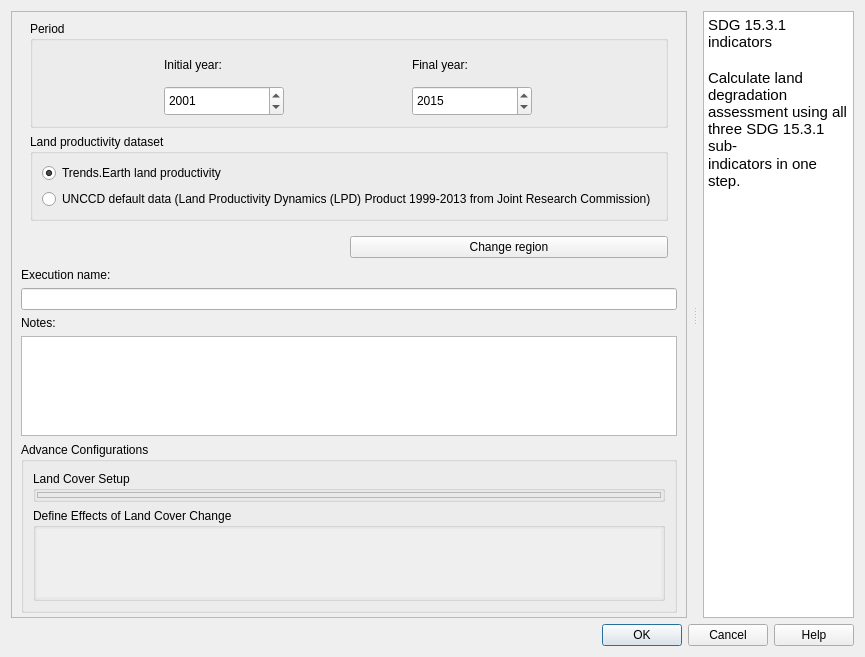
Before: the Qt Designer form LDMP/gui/DlgCalculateOneStep.ui in ConservationInternational/trends.earth, drawn with Qt 5.
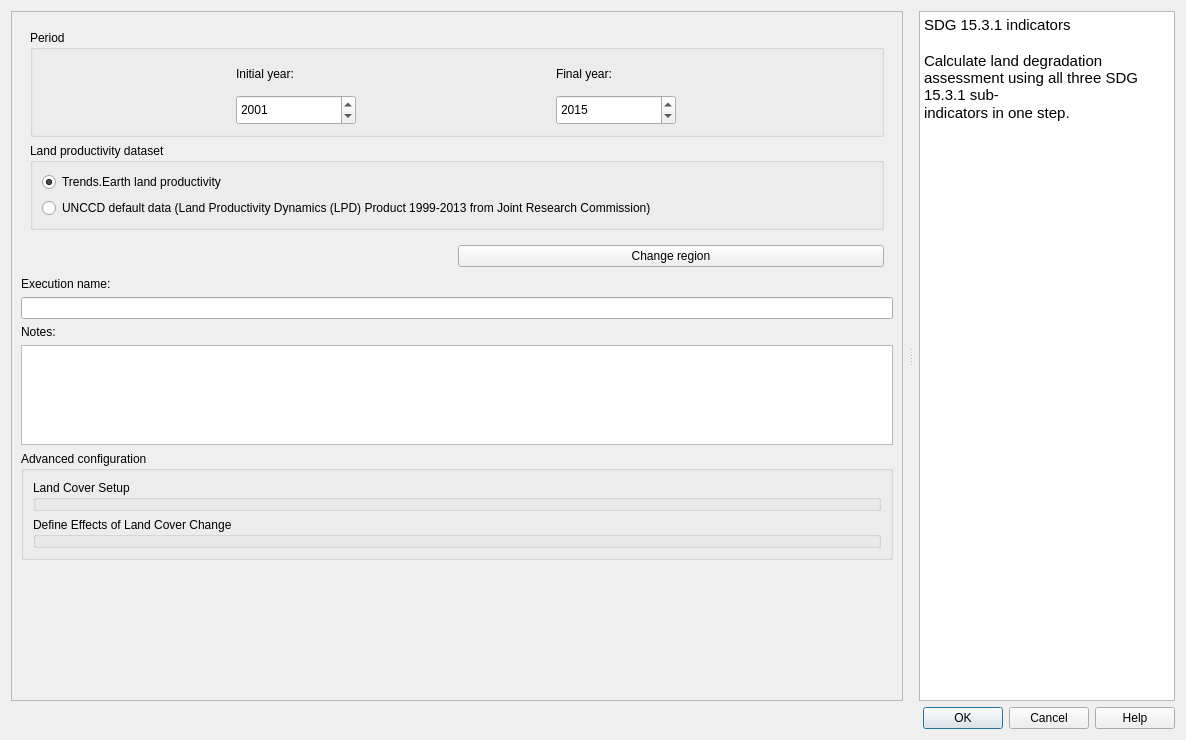
After: the same form once the commit is applied. Custom widgets are drawn as their Qt base class.

Commit message: added scroll area in all algorithm execution dialogs

```diff
--- a/LDMP/gui/DlgCalculateOneStep.ui
+++ b/LDMP/gui/DlgCalculateOneStep.ui
@@ -6,8 +6,8 @@
    <rect>
     <x>0</x>
     <y>0</y>
-    <width>865</width>
-    <height>549</height>
+    <width>1186</width>
+    <height>740</height>
    </rect>
   </property>
   <property name="sizePolicy">
@@ -36,24 +36,39 @@
        </sizepolicy>
       </property>
       <property name="frameShape">
-       <enum>QFrame::StyledPanel</enum>
+       <enum>QFrame::NoFrame</enum>
       </property>
       <property name="frameShadow">
        <enum>QFrame::Raised</enum>
       </property>
       <layout class="QVBoxLayout" name="verticalLayout_3">
        <property name="leftMargin">
-        <number>9</number>
+        <number>0</number>
        </property>
        <property name="topMargin">
         <number>0</number>
        </property>
        <property name="rightMargin">
-        <number>9</number>
+        <number>0</number>
        </property>
        <property name="bottomMargin">
-        <number>4</number>
+        <number>0</number>
        </property>
+       <item>
+        <widget class="QScrollArea" name="scrollArea">
+         <property name="widgetResizable">
+          <bool>true</bool>
+         </property>
+         <widget class="QWidget" name="scrollAreaWidgetContents">
+          <property name="geometry">
+           <rect>
+            <x>0</x>
+            <y>0</y>
+            <width>894</width>
+            <height>689</height>
+           </rect>
+          </property>
+          <layout class="QVBoxLayout" name="verticalLayout_7">
        <item>
         <widget class="QFrame" name="setup_frame">
          <property name="frameShape">
@@ -290,7 +305,10 @@
        <item>
         <widget class="QgsCollapsibleGroupBox" name="advance_configurations">
          <property name="title">
-          <string>Advance Configurations</string>
+              <string>Advanced configuration</string>
+             </property>
+             <property name="collapsed">
+              <bool>false</bool>
          </property>
          <layout class="QVBoxLayout" name="verticalLayout_5">
           <item>
@@ -314,7 +332,7 @@
              <item>
               <widget class="QFrame" name="land_cover_contents">
                <property name="frameShape">
-                <enum>QFrame::StyledPanel</enum>
+                    <enum>QFrame::NoFrame</enum>
                </property>
                <property name="frameShadow">
                 <enum>QFrame::Raised</enum>
@@ -343,23 +361,13 @@
               <number>1</number>
              </property>
              <item>
-              <widget class="QScrollArea" name="scroll_area">
+                  <widget class="QFrame" name="effects_content">
                <property name="frameShape">
                 <enum>QFrame::NoFrame</enum>
                </property>
-               <property name="widgetResizable">
-                <bool>true</bool>
-               </property>
-               <widget class="QWidget" name="scrollAreaWidgetContents">
-                <property name="geometry">
-                 <rect>
-                  <x>0</x>
-                  <y>0</y>
-                  <width>709</width>
-                  <height>16</height>
-                 </rect>
-                </property>
-               </widget>
+                   <property name="frameShadow">
+                    <enum>QFrame::Raised</enum>
+                   </property>
               </widget>
              </item>
             </layout>
@@ -376,10 +384,14 @@
          <property name="sizeHint" stdset="0">
           <size>
            <width>20</width>
-           <height>40</height>
+               <height>81</height>
           </size>
          </property>
         </spacer>
+           </item>
+          </layout>
+         </widget>
+        </widget>
        </item>
       </layout>
      </widget>
```
Left out of the diff: 2 changed lines with no effect on the pictures. Lines whose indentation alone changed are shown as unchanged. The commit also changes 12 other files.
